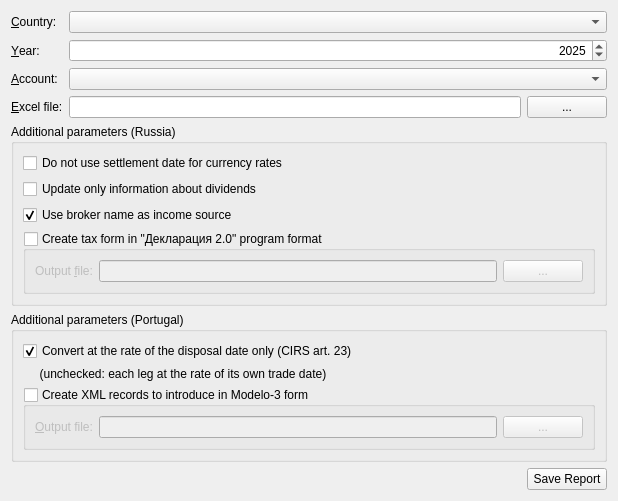
Qt form jal/ui/tax_export_widget.ui (titov-vv/jal) before a commit.
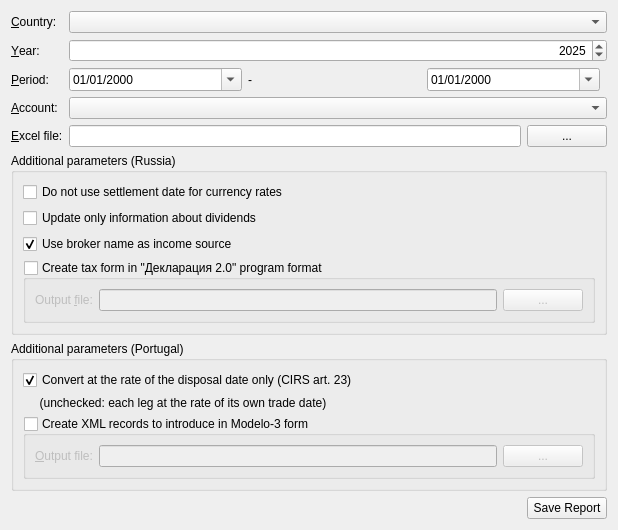
The same form after that commit.

Commit message: Tax report dialog: From / To period selection was added (to cover partial residence)

Diff of the .ui file:
```diff
--- a/jal/ui/tax_export_widget.ui
+++ b/jal/ui/tax_export_widget.ui
@@ -20,7 +20,7 @@
    <string>Select parameters of investment tax report</string>
   </property>
   <layout class="QGridLayout" name="MainLayout">
-   <item row="3" column="2">
+   <item row="4" column="2">
     <widget class="QPushButton" name="XlsSelectBtn">
      <property name="sizePolicy">
       <sizepolicy hsizetype="Minimum" vsizetype="Fixed">
@@ -55,7 +55,7 @@
      </property>
     </widget>
    </item>
-   <item row="3" column="1">
+   <item row="4" column="1">
     <widget class="QLineEdit" name="XlsFileName">
      <property name="sizePolicy">
       <sizepolicy hsizetype="Expanding" vsizetype="Fixed">
@@ -139,7 +139,7 @@
      </layout>
     </widget>
    </item>
-   <item row="2" column="0">
+   <item row="3" column="0">
     <widget class="QLabel" name="AccountLbl">
      <property name="text">
       <string>&amp;Account:</string>
@@ -149,7 +149,7 @@
      </property>
     </widget>
    </item>
-   <item row="3" column="0">
+   <item row="4" column="0">
     <widget class="QLabel" name="XlsFileLbl">
      <property name="text">
       <string>&amp;Excel file:</string>
@@ -266,6 +266,54 @@
      </property>
     </widget>
    </item>
+   <item row="2" column="0">
+    <widget class="QLabel" name="PeriodLbl">
+     <property name="text">
+      <string>&amp;Period:</string>
+     </property>
+     <property name="buddy">
+      <cstring>PeriodFrom</cstring>
+     </property>
+    </widget>
+   </item>
+   <item row="2" column="1" colspan="2">
+    <layout class="QHBoxLayout" name="PeriodLayout">
+     <item>
+      <widget class="QDateEdit" name="PeriodFrom">
+       <property name="displayFormat">
+        <string>dd/MM/yyyy</string>
+       </property>
+       <property name="calendarPopup">
+        <bool>true</bool>
+       </property>
+      </widget>
+     </item>
+     <item>
+      <widget class="QLabel" name="PeriodDash">
+       <property name="text">
+        <string>-</string>
+       </property>
+      </widget>
+     </item>
+     <item>
+      <widget class="QDateEdit" name="PeriodTo">
+       <property name="displayFormat">
+        <string>dd/MM/yyyy</string>
+       </property>
+       <property name="calendarPopup">
+        <bool>true</bool>
+       </property>
+      </widget>
+     </item>
+     <item>
+      <spacer name="PeriodSpacer">
+       <property name="orientation">
+        <enum>Qt::Orientation::Horizontal</enum>
+       </property>
+      </spacer>
+     </item>
+    </layout>
+   </item>
    <item row="11" column="2">
     <widget class="QPushButton" name="SaveButton">
      <property name="text">
@@ -273,7 +321,7 @@
      </property>
     </widget>
    </item>
-   <item row="2" column="1" colspan="2">
+   <item row="3" column="1" colspan="2">
     <widget class="QComboBox" name="Account"/>
    </item>
   </layout>
```
Left out of the diff: 2 changed lines with no effect on the pictures. The commit also changes 6 other files.
